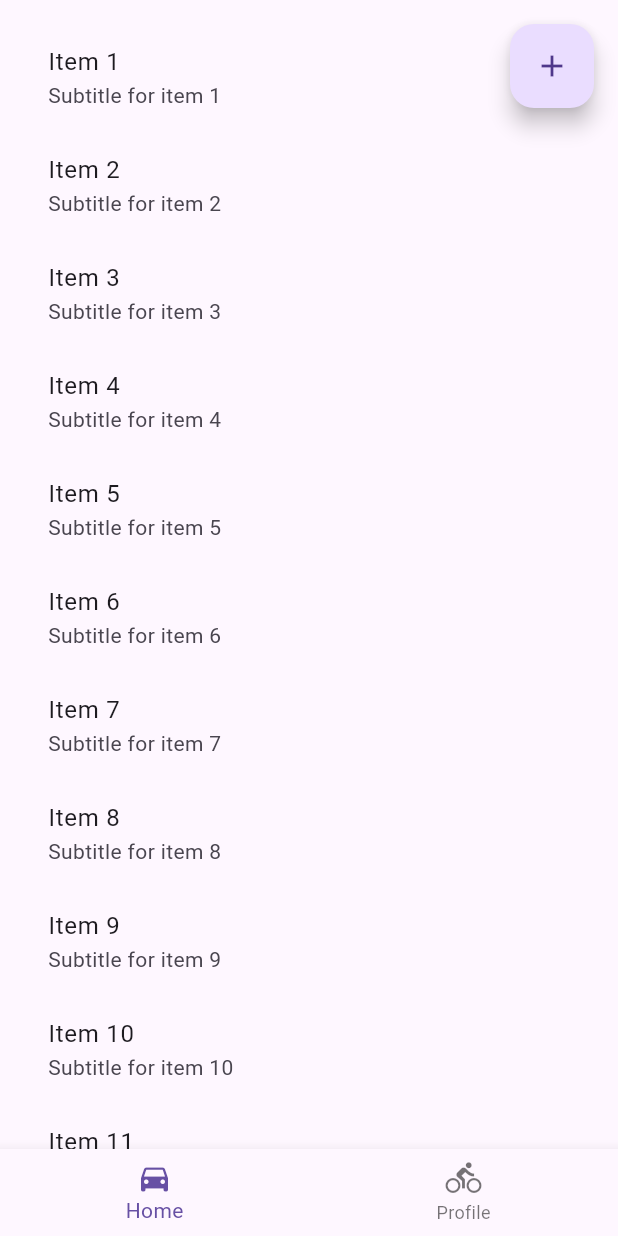
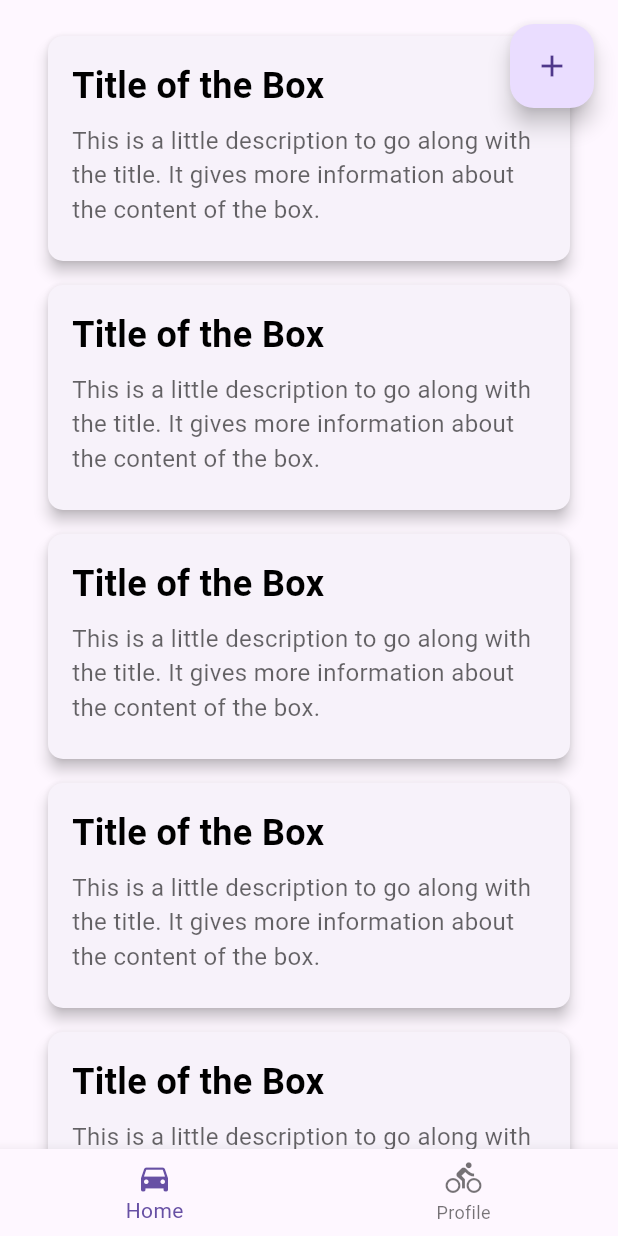
Before and after one commit to BYU-PCCL/dem_recip_mobile, a Flutter app: the HomeNavigator screen opened directly, on a phone screen of 412 x 824 dp. Run offline on Flutter 3.47's test engine with Material 3 defaults, Android fonts, the phone set to English and light mode, and no system bars; our stand-ins replace firebase_auth, firebase_core; accounts and stored records are empty; network calls fail.

Commit message:
added scroll boxes

```diff
--- a/app/lib/view/home_view.dart
+++ b/app/lib/view/home_view.dart
@@ -1,4 +1,5 @@
 import 'package:dem_recip_mobile/view/widget/add_button.dart';
+import 'package:dem_recip_mobile/view/widget/conversation_box.dart';
 import 'package:flutter/material.dart';
 
 
@@ -11,16 +12,12 @@ class HomeView extends StatelessWidget {
     return SafeArea(
       child: Stack(
         children: <Widget>[
-          // Scrollable content
           SingleChildScrollView(
             padding: const EdgeInsets.all(16.0),
             child: Column(
               children: List.generate(
                 50,
-                (index) => ListTile(
-                  title: Text('Item ${index + 1}'),
-                  subtitle: Text('Subtitle for item ${index + 1}'),
-                ),
+                (index) => const ConversationBox()
               ),
             ),
           ),
--- /dev/null
+++ b/app/lib/view/widget/conversation_box.dart
@@ -0,0 +1,46 @@
+
+import 'package:flutter/material.dart';
+
+class ConversationBox extends StatelessWidget {
+  const ConversationBox({super.key});
+
+  @override
+  Widget build(BuildContext context) {
+    double screenWidth = MediaQuery.of(context).size.width;
+
+    return Card(
+      margin: const EdgeInsets.symmetric(horizontal: 16.0, vertical: 8.0),
+      elevation: 4.0,
+      shape: RoundedRectangleBorder(
+        borderRadius: BorderRadius.circular(10.0),
+      ),
+      child: Container(
+        width: screenWidth,
+        height: 150,
+        padding: const EdgeInsets.all(16.0),
+        child: Column(
+          crossAxisAlignment: CrossAxisAlignment.start,
+          mainAxisAlignment: MainAxisAlignment.start,
+          children: <Widget>[
+            const Text(
+              'Title of the Box',
+              style: TextStyle(
+                color: Colors.black,
+                fontSize: 24,
+                fontWeight: FontWeight.bold,
+              ),
+            ),
+            const SizedBox(height: 8),  // Space between title and subtitle
+            Text(
+              'This is a little description to go along with the title. It gives more information about the content of the box.',
+              style: TextStyle(
+                color: Colors.black.withOpacity(0.6),
+                fontSize: 16,
+              ),
+            ),
+          ],
+        ),
+      ),
+    );
+  }
+}
```
